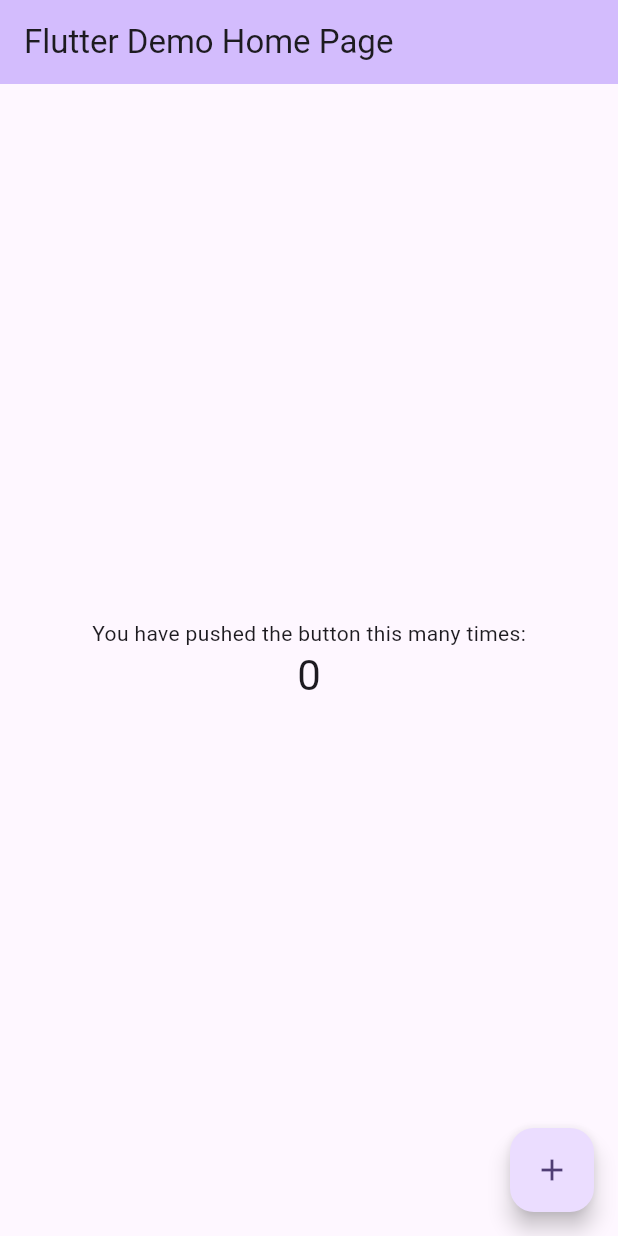
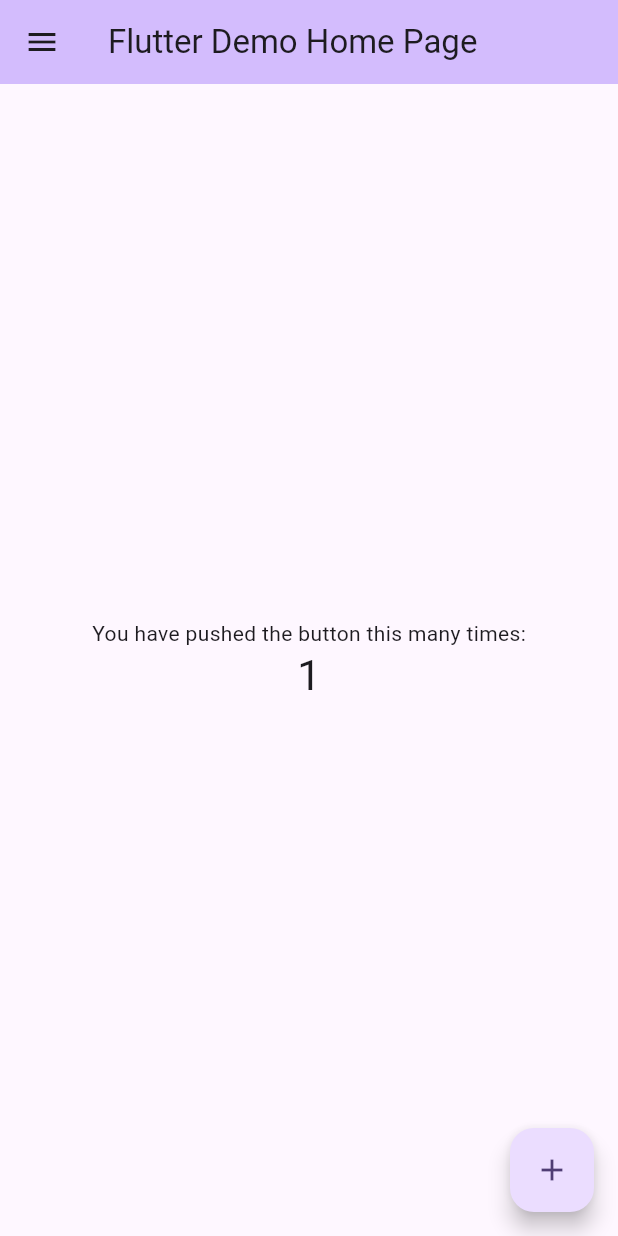
Before and after one commit to Galbfran/prueba, a Flutter app: the screen it shows after launch, on a phone screen of 412 x 824 dp. Run offline on Flutter 3.47's test engine with Material 3 defaults, Android fonts, the phone set to English and light mode, and no system bars; our stand-ins replace go_router.

Commit message:
add go route, honme and detail scree

```diff
--- /dev/null
+++ b/lib/config/router/go_router.dart
@@ -0,0 +1,24 @@
+import 'package:flutter/material.dart';
+import 'package:go_router/go_router.dart';
+import 'package:prueba/screen/detail_screen.dart';
+import 'package:prueba/screen/home_screen.dart';
+
+final GoRouter router = GoRouter(
+  initialLocation: '/',
+  routes: <RouteBase>[
+    GoRoute(
+      path: '/',
+      builder: (BuildContext context, GoRouterState state) {
+        return const HomeScreen();
+      },
+      routes: <RouteBase>[
+        GoRoute(
+          path: 'details',
+          builder: (BuildContext context, GoRouterState state) {
+            return const DetailScreen();
+          },
+        ),
+      ],
+    ),
+  ],
+);
--- a/lib/main.dart
+++ b/lib/main.dart
@@ -1,4 +1,6 @@
 import 'package:flutter/material.dart';
+
+import 'config/router/go_router.dart';
 
 void main() {
   runApp(const MyApp());
@@ -7,16 +9,15 @@ void main() {
 class MyApp extends StatelessWidget {
   const MyApp({super.key});
 
-  // This widget is the root of your application.
   @override
   Widget build(BuildContext context) {
-    return MaterialApp(
+    return MaterialApp.router(
+      routerConfig: router,
       title: 'Flutter Demo',
       theme: ThemeData(
         colorScheme: ColorScheme.fromSeed(seedColor: Colors.deepPurple),
         useMaterial3: true,
       ),
-      home: const MyHomePage(title: 'Flutter Demo Home Page'),
     );
   }
 }
--- /dev/null
+++ b/lib/screen/home_screen.dart
@@ -0,0 +1,46 @@
+import 'package:flutter/material.dart';
+import 'package:go_router/go_router.dart';
+
+class HomeScreen extends StatelessWidget {
+  const HomeScreen({super.key});
+
+  @override
+  Widget build(BuildContext context) {
+    return Scaffold(
+      drawer: Drawer(
+        child: Column(
+          children: [
+            TextButton(
+                onPressed: () => context.go('/'), child: const Text('Home')),
+            TextButton(
+                onPressed: () => context.go('/details'),
+                child: const Text('Details')),
+          ],
+        ),
+      ),
+      appBar: AppBar(
+        backgroundColor: Theme.of(context).colorScheme.inversePrimary,
+        title: const Text('Flutter Demo Home Page'),
+      ),
+      body: Center(
+        child: Column(
+          mainAxisAlignment: MainAxisAlignment.center,
+          children: <Widget>[
+            const Text(
+              'You have pushed the button this many times:',
+            ),
+            Text(
+              '1',
+              style: Theme.of(context).textTheme.headlineMedium,
+            ),
+          ],
+        ),
+      ),
+      floatingActionButton: FloatingActionButton(
+        onPressed: () {},
+        tooltip: 'Increment',
+        child: const Icon(Icons.add),
+      ),
+    );
+  }
+}
--- a/pubspec.yaml
+++ b/pubspec.yaml
@@ -35,6 +35,7 @@ dependencies:
   # The following adds the Cupertino Icons font to your application.
   # Use with the CupertinoIcons class for iOS style icons.
   cupertino_icons: ^1.0.2
+  go_router: ^14.1.0
 
 dev_dependencies:
   flutter_test:
```
Also changed, not shown: lib/screen/detail_screen.dart (added, +46 -0 lines), pubspec.lock.
